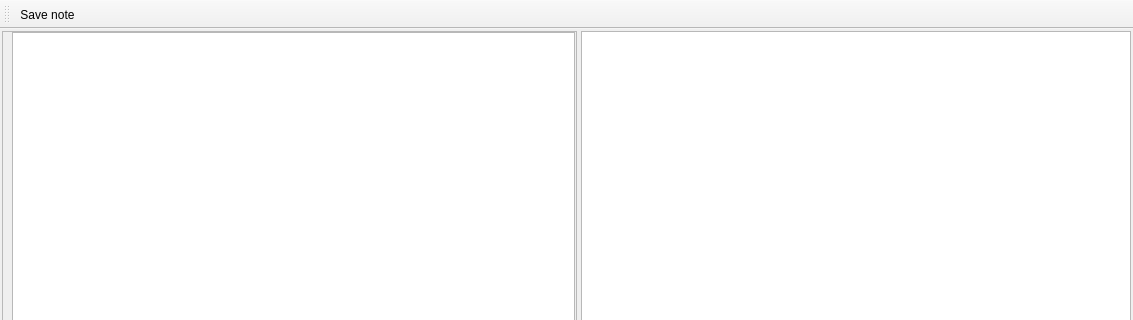
Qt form ui/desktop/mainwindow.ui (asakul/kasan-notes) before a commit; both pictures show x 0 to 1133 and y 0 to 320 of the 1133 by 673 pixel window.
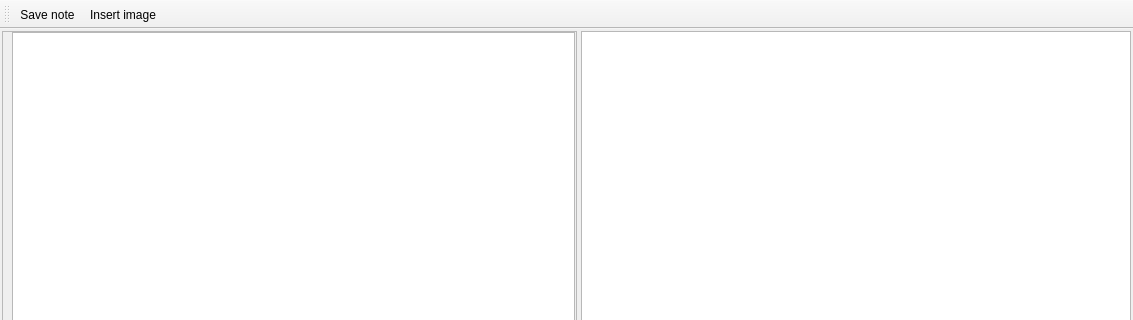
The same form after that commit.

Commit message: Image insertion

The edit to the form file:
```diff
--- a/ui/desktop/mainwindow.ui
+++ b/ui/desktop/mainwindow.ui
@@ -85,6 +85,7 @@
     <bool>false</bool>
    </attribute>
    <addaction name="actionSave_note"/>
+   <addaction name="actionInsert_image"/>
   </widget>
   <action name="actionSave_note">
    <property name="text">
@@ -94,6 +95,11 @@
     <string>Ctrl+S</string>
    </property>
   </action>
+  <action name="actionInsert_image">
+   <property name="text">
+    <string>Insert image</string>
+   </property>
+  </action>
  </widget>
  <resources/>
  <connections>
```
Left out of the diff: 17 changed lines with no effect on the pictures. The commit also changes 8 other files.
